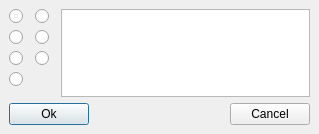
First picture: the form in src/descrdialog.ui, repository BackupTheBerlios/qxygen-svn, before the edit.
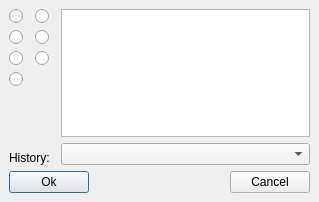
Second picture: the form after the edit. Custom widgets are drawn as their Qt base class.

What changed in the file:
```diff
--- a/src/descrdialog.ui
+++ b/src/descrdialog.ui
@@ -9,7 +9,7 @@
     <x>0</x>
     <y>0</y>
     <width>319</width>
-    <height>134</height>
+    <height>202</height>
    </rect>
   </property>
   <property name="windowTitle" >
@@ -31,6 +31,14 @@
       <number>6</number>
      </property>
      <item>
+      <layout class="QVBoxLayout" >
+       <property name="margin" >
+        <number>0</number>
+       </property>
+       <property name="spacing" >
+        <number>6</number>
+       </property>
+       <item>
       <layout class="QHBoxLayout" >
        <property name="margin" >
         <number>0</number>
@@ -142,6 +150,23 @@
       </layout>
      </item>
      <item>
+        <widget class="QLabel" name="label" >
+         <property name="text" >
+          <string>History:</string>
+         </property>
+        </widget>
+       </item>
+      </layout>
+     </item>
+     <item>
+      <layout class="QVBoxLayout" >
+       <property name="margin" >
+        <number>0</number>
+       </property>
+       <property name="spacing" >
+        <number>6</number>
+       </property>
+       <item>
       <widget class="chatTextEdit" name="descrTextEdit" >
        <property name="tabChangesFocus" >
         <bool>true</bool>
@@ -150,6 +175,11 @@
         <bool>false</bool>
        </property>
       </widget>
+       </item>
+       <item>
+        <widget class="QComboBox" name="historyComboBox" />
+       </item>
+      </layout>
      </item>
     </layout>
    </item>
```
Lines whose indentation alone changed are shown as unchanged.
